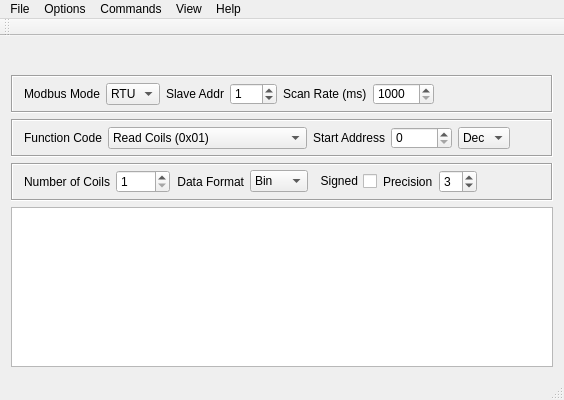
First picture: the form in forms/mainwindow.ui, repository ExplorerOL/QModbusExplorer, before the edit.
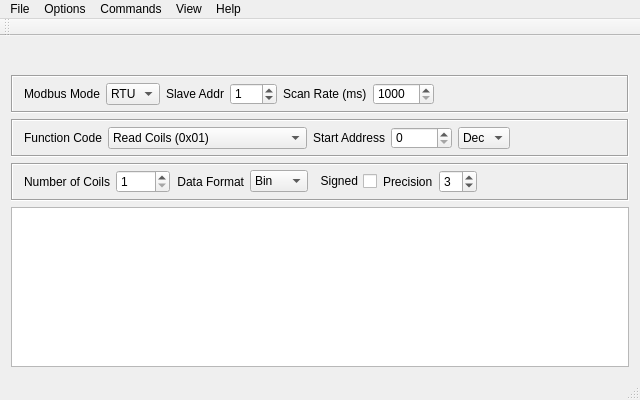
Second picture: the form after the edit. Icons and pictures are not drawn. Custom widgets are drawn as their Qt base class.

Commit message: Main window size was changed

Diff of the .ui file:
```diff
--- a/forms/mainwindow.ui
+++ b/forms/mainwindow.ui
@@ -6,22 +6,16 @@
    <rect>
     <x>0</x>
     <y>0</y>
-    <width>564</width>
+    <width>640</width>
     <height>400</height>
    </rect>
   </property>
   <property name="minimumSize">
    <size>
-    <width>564</width>
+    <width>640</width>
     <height>400</height>
    </size>
   </property>
-  <property name="maximumSize">
-   <size>
-    <width>720</width>
-    <height>720</height>
-   </size>
-  </property>
   <property name="windowTitle">
    <string>qModbusExplorer</string>
   </property>
@@ -442,7 +436,7 @@
     <rect>
      <x>0</x>
      <y>0</y>
-     <width>564</width>
+     <width>640</width>
      <height>22</height>
     </rect>
    </property>
```
